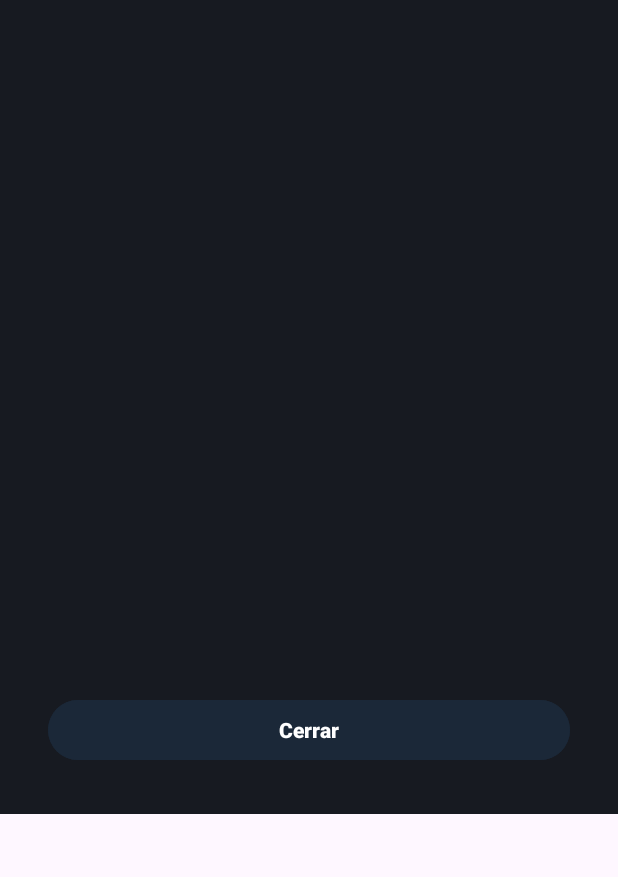
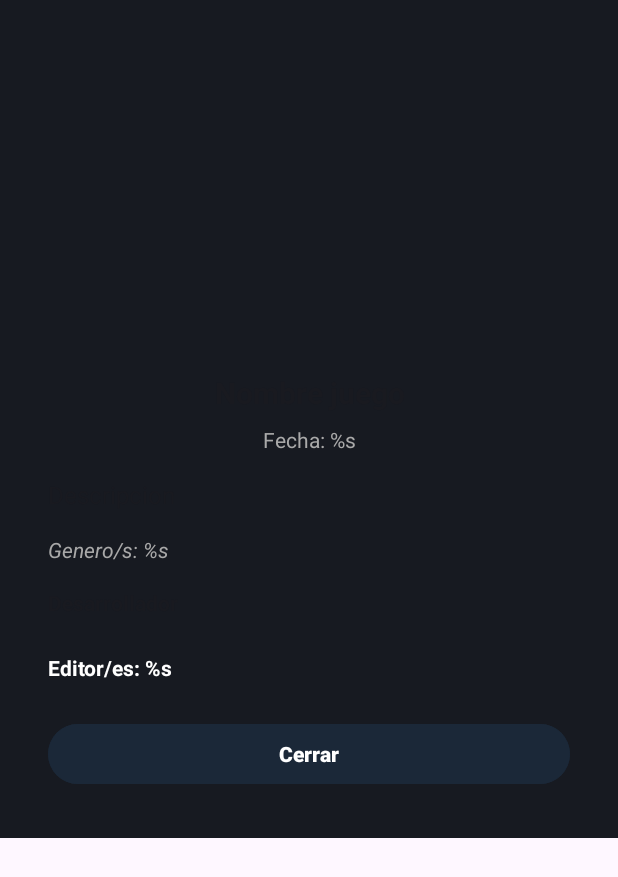
Before and after one commit to Sinbelisk/steam-game-list-app, an Android app: the layout fragment_game_detail_dialog.xml on its own in the app's theme, with its tools: preview values and no code run, on a phone screen of 412 x 824 dp. Shown: the top 877 px of the screen. Run offline under Robolectric (Android 15) with nearby library versions, the phone set to English and light mode, and no system bars.

Commit message:
retoques de interfaz

```diff
--- a/app/src/main/java/com/example/unplayedgameslist/data/api/mappers/GameDetailMapper.kt
+++ b/app/src/main/java/com/example/unplayedgameslist/data/api/mappers/GameDetailMapper.kt
@@ -3,7 +3,6 @@ package com.example.unplayedgameslist.data.api.mappers
 import com.example.unplayedgameslist.data.api.data.GameDetailData
 import com.example.unplayedgameslist.data.api.responses.GameDetailResponse
 import com.example.unplayedgameslist.data.db.GameDetailEntity
-
 object GameDetailMapper {
     fun toEntity(details: GameDetailData): GameDetailEntity {
         return GameDetailEntity(
@@ -12,8 +11,9 @@ object GameDetailMapper {
             shortDescription = details.shortDescription,
             developers = details.developers?.joinToString(", "),
             publishers = details.publishers?.joinToString(", "),
-            genres = details.genres?.joinToString(", ") ?: "",
-            header = details.header
+            genres = details.genres?.joinToString(", ") ?: "",  // Ensure a non-null value for genres
+            header = details.header,
+            releaseDate = details.releaseDate?.date // Map the release date if available
         )
     }
 }
--- a/app/src/main/java/com/example/unplayedgameslist/data/db/GameDao.kt
+++ b/app/src/main/java/com/example/unplayedgameslist/data/db/GameDao.kt
@@ -44,10 +44,4 @@ interface GameDao {
     @Query("DELETE FROM game_details")
     suspend fun deleteAllGameDetails()
 
-    // Función para insertar juegos y detalles de manera transaccional
-    @Transaction
-    suspend fun insertGamesAndDetails(games: List<GameEntity>, details: List<GameDetailEntity>) {
-        insertGames(games)
-        insertGameDetails(details)
-    }
 }
--- a/app/src/main/java/com/example/unplayedgameslist/data/db/GameDatabase.kt
+++ b/app/src/main/java/com/example/unplayedgameslist/data/db/GameDatabase.kt
@@ -5,7 +5,7 @@ import androidx.room.Database
 import androidx.room.Room
 import androidx.room.RoomDatabase
 
-@Database(entities = [GameEntity::class, GameDetailEntity::class], version = 5)
+@Database(entities = [GameEntity::class, GameDetailEntity::class], version = 6)
 abstract class GameDatabase : RoomDatabase() {
     abstract fun gameDao() : GameDao
 
--- a/app/src/main/java/com/example/unplayedgameslist/data/db/GameDetailEntity.kt
+++ b/app/src/main/java/com/example/unplayedgameslist/data/db/GameDetailEntity.kt
@@ -16,7 +16,9 @@ data class GameDetailEntity(
 
     val publishers: String?,  // Editores
 
-    val genres: String?,  // Géneros del juego
+    val genres: String?,  // Géneros del juego (comma-separated string)
 
-    val header : String?
+    val header: String?, // Imagen de cabecera
+
+    val releaseDate: String? // Fecha de lanzamiento
 )
--- a/app/src/main/res/layout/fragment_game_detail_dialog.xml
+++ b/app/src/main/res/layout/fragment_game_detail_dialog.xml
@@ -4,13 +4,14 @@
     android:layout_height="wrap_content"
     android:background="#171A21"
     android:padding="16dp"
-    tools:context=".ui.fragments.GameDetailDialogFragment"> <!-- Fondo oscuro para la ventana emergente -->
+    tools:context=".ui.fragments.GameDetailDialogFragment">
 
     <LinearLayout
         android:layout_width="match_parent"
         android:layout_height="wrap_content"
         android:orientation="vertical"
-        android:padding="16dp">
+        android:padding="16dp"
+        android:gravity="center_horizontal">
 
         <!-- Imagen del juego -->
         <ImageView
@@ -31,17 +32,20 @@
             android:textAlignment="center"
             android:textColor="#FFFFFF"
             android:textSize="20sp"
-            android:textStyle="bold" />
+            android:textStyle="bold"
+            android:hint="@string/hint_game_name" /> <!-- Placeholder -->
 
         <!-- Fecha de lanzamiento -->
         <TextView
             android:id="@+id/gameReleaseDate"
+            android:text="@string/pdate"
             android:layout_width="match_parent"
             android:layout_height="wrap_content"
             android:layout_marginBottom="16dp"
             android:textAlignment="center"
             android:textColor="#A9A9A9"
-            android:textSize="14sp" />
+            android:textSize="14sp"
+            android:hint="@string/hint_release_date" /> <!-- Placeholder -->
 
         <!-- Descripción -->
         <TextView
@@ -51,17 +55,20 @@
             android:layout_marginBottom="16dp"
             android:lineSpacingExtra="4dp"
             android:textColor="#FFFFFF"
-            android:textSize="16sp" />
+            android:textSize="16sp"
+            android:hint="@string/hint_description" /> <!-- Placeholder -->
 
         <!-- Género -->
         <TextView
             android:id="@+id/gameGenre"
+            android:text="@string/genres"
             android:layout_width="match_parent"
             android:layout_height="wrap_content"
             android:layout_marginBottom="16dp"
             android:textColor="#A9A9A9"
             android:textSize="14sp"
-            android:textStyle="italic" />
+            android:textStyle="italic"
+            android:hint="@string/hint_genre" /> <!-- Placeholder -->
 
         <!-- Sección de desarrolladores -->
         <TextView
@@ -71,17 +78,20 @@
             android:layout_marginBottom="8dp"
             android:textColor="#FFFFFF"
             android:textSize="14sp"
-            android:textStyle="bold" />
+            android:textStyle="bold"
+            android:hint="@string/hint_developers" /> <!-- Placeholder -->
 
         <!-- Sección de publicadores -->
         <TextView
             android:id="@+id/gamePublishers"
+            android:text="@string/publishers"
             android:layout_width="match_parent"
             android:layout_height="wrap_content"
             android:layout_marginBottom="16dp"
             android:textColor="#FFFFFF"
             android:textSize="14sp"
-            android:textStyle="bold" />
+            android:textStyle="bold"
+            android:hint="@string/hint_publishers" /> <!-- Placeholder -->
 
         <!-- Botón para cerrar -->
         <Button
--- a/app/src/main/res/values/strings.xml
+++ b/app/src/main/res/values/strings.xml
@@ -6,11 +6,18 @@
     <string name="playedHours">Horas jugadas: %d</string>
     <string name="gameName">%s</string>
     <string name="game_image">image\n</string>
-    <string name="developers" />
-    <string name="publishers" />
+    <string name="developers" >Desarrollador/es: %s</string>
+    <string name="publishers" >Editor/es: %s</string>
+    <string name="genres">Genero/s: %s</string>
+    <string name="pdate">Fecha: %s</string>
 
     <string name="unknown_release_date">Fecha de lanzamiento desconocida</string>
     <string name="unknown_genre">Género no disponible</string>
     <string name="unknown_developers">Desarrolladores desconocidos</string>
     <string name="unknown_publishers">Publicadores desconocidos</string>
+    <string name="hint_description">Descripcion</string>
+    <string name="hint_release_date">Fecha salida</string>
+    <string name="hint_game_name">Nombre juego</string>
+    <string name="hint_developers">Desarrollador\n</string>
+    <string name="hint_publishers">editor</string>
 </resources>
```
Also changed, not shown: app/src/main/java/com/example/unplayedgameslist/data/api/data/GameDetailData.kt (+7 -1 lines), app/src/main/java/com/example/unplayedgameslist/ui/fragments/GameDetailDialogFragment.kt (+7 -2 lines), app/src/main/res/layout/fragment_login.xml (+11 -0 lines), app/src/main/res/layout/fragment_register.xml (+15 -0 lines).
